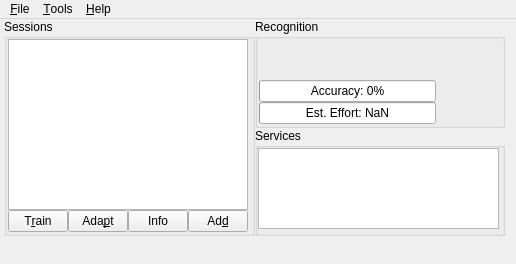
First picture: the form in res/ui/main-window.ui, repository smartboyhw/speechcontrol, before the edit.
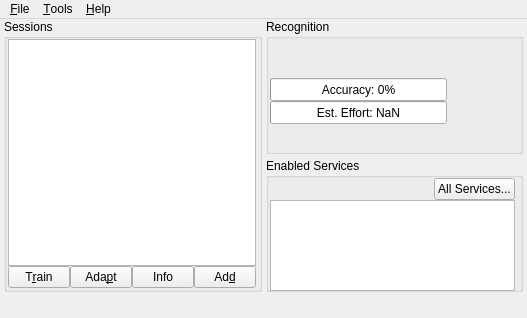
Second picture: the form after the edit. Icons and pictures are not drawn.

Commit message:
Added more improvements to the Settings and main window.
Added listing of services to the Service pane on the main window.
Revamped the Settings dialog's code and UI a bit.

```diff
--- a/res/ui/main-window.ui
+++ b/res/ui/main-window.ui
@@ -7,8 +7,8 @@
    <rect>
     <x>0</x>
     <y>0</y>
-    <width>516</width>
-    <height>264</height>
+    <width>527</width>
+    <height>318</height>
    </rect>
   </property>
   <property name="windowTitle">
@@ -27,13 +27,22 @@
      <rect>
       <x>4</x>
       <y>0</y>
-      <width>501</width>
-      <height>217</height>
+      <width>519</width>
+      <height>273</height>
      </rect>
     </property>
     <layout class="QGridLayout" name="gLayoutMain">
+     <property name="spacing">
+      <number>4</number>
+     </property>
      <item row="0" column="0" rowspan="2">
       <widget class="QGroupBox" name="groupBoxSessions">
+       <property name="minimumSize">
+        <size>
+         <width>248</width>
+         <height>215</height>
+        </size>
+       </property>
        <property name="title">
         <string>Sessions</string>
        </property>
@@ -42,8 +51,8 @@
          <rect>
           <x>4</x>
           <y>20</y>
-          <width>241</width>
-          <height>193</height>
+          <width>249</width>
+          <height>249</height>
          </rect>
         </property>
         <layout class="QGridLayout" name="gridLayoutSessions">
@@ -113,21 +122,54 @@
      </item>
      <item row="1" column="1">
       <widget class="QGroupBox" name="groupBoxServices">
+       <property name="minimumSize">
+        <size>
+         <width>247</width>
+         <height>105</height>
+        </size>
+       </property>
        <property name="title">
-        <string>Services</string>
+        <string>Enabled Services</string>
        </property>
        <widget class="QWidget" name="horizontalLayoutWidget">
         <property name="geometry">
          <rect>
-          <x>3</x>
+          <x>4</x>
           <y>20</y>
-          <width>241</width>
-          <height>81</height>
+          <width>245</width>
+          <height>113</height>
          </rect>
         </property>
-        <layout class="QHBoxLayout" name="hLayoutServices">
-         <item>
-          <widget class="QListWidget" name="listWidgetService"/>
+        <layout class="QGridLayout" name="gridLayoutServices">
+         <item row="0" column="1">
+          <widget class="QPushButton" name="pushButton">
+           <property name="text">
+            <string>All Services...</string>
+           </property>
+          </widget>
+         </item>
+         <item row="0" column="0">
+          <spacer name="horizontalSpacer_2">
+           <property name="orientation">
+            <enum>Qt::Horizontal</enum>
+           </property>
+           <property name="sizeHint" stdset="0">
+            <size>
+             <width>40</width>
+             <height>20</height>
+            </size>
+           </property>
+          </spacer>
+         </item>
+         <item row="1" column="0" colspan="2">
+          <widget class="QListWidget" name="listWidgetService">
+           <property name="minimumSize">
+            <size>
+             <width>239</width>
+             <height>79</height>
+            </size>
+           </property>
+          </widget>
          </item>
         </layout>
        </widget>
@@ -135,6 +177,12 @@
      </item>
      <item row="0" column="1">
       <widget class="QGroupBox" name="groupBoxRecognition">
+       <property name="minimumSize">
+        <size>
+         <width>247</width>
+         <height>106</height>
+        </size>
+       </property>
        <property name="title">
         <string>Recognition</string>
        </property>
@@ -165,6 +213,12 @@
            </item>
            <item>
             <widget class="QProgressBar" name="progressBarAccuracy">
+             <property name="minimumSize">
+              <size>
+               <width>169</width>
+               <height>23</height>
+              </size>
+             </property>
              <property name="value">
               <number>0</number>
              </property>
@@ -175,6 +229,12 @@
            </item>
            <item>
             <widget class="QProgressBar" name="progressBarEstimatedEffort">
+             <property name="minimumSize">
+              <size>
+               <width>169</width>
+               <height>23</height>
+              </size>
+             </property>
              <property name="value">
               <number>0</number>
              </property>
@@ -245,7 +305,7 @@
     <rect>
      <x>0</x>
      <y>0</y>
-     <width>516</width>
+     <width>527</width>
      <height>21</height>
     </rect>
    </property>
```
The commit also changes 4 other files.
